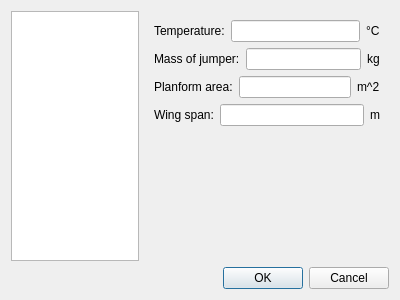
Above: src/configdialog.ui from flysight/flysight-viewer-qt before the change. Below: the same form after it.
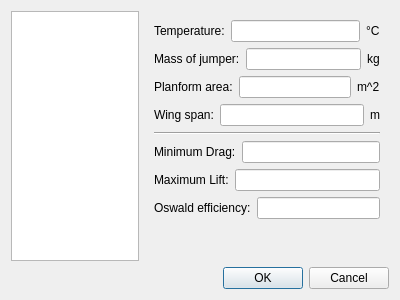
That is the form after the change.

```diff
--- a/src/configdialog.ui
+++ b/src/configdialog.ui
@@ -195,6 +195,55 @@
              </item>
             </layout>
            </item>
+           <item>
+            <widget class="Line" name="line">
+             <property name="orientation">
+              <enum>Qt::Horizontal</enum>
+             </property>
+            </widget>
+           </item>
+           <item>
+            <layout class="QHBoxLayout" name="horizontalLayout_8">
+             <item>
+              <widget class="QLabel" name="label_12">
+               <property name="text">
+                <string>Minimum Drag:</string>
+               </property>
+              </widget>
+             </item>
+             <item>
+              <widget class="QLineEdit" name="minDragEdit"/>
+             </item>
+            </layout>
+           </item>
+           <item>
+            <layout class="QHBoxLayout" name="horizontalLayout_9">
+             <item>
+              <widget class="QLabel" name="label_13">
+               <property name="text">
+                <string>Maximum Lift:</string>
+               </property>
+              </widget>
+             </item>
+             <item>
+              <widget class="QLineEdit" name="maxLiftEdit"/>
+             </item>
+            </layout>
+           </item>
+           <item>
+            <layout class="QHBoxLayout" name="horizontalLayout_10">
+             <item>
+              <widget class="QLabel" name="label_14">
+               <property name="text">
+                <string>Oswald efficiency:</string>
+               </property>
+              </widget>
+             </item>
+             <item>
+              <widget class="QLineEdit" name="efficiencyEdit"/>
+             </item>
+            </layout>
+           </item>
            <item>
             <spacer name="verticalSpacer_3">
              <property name="orientation">
```
